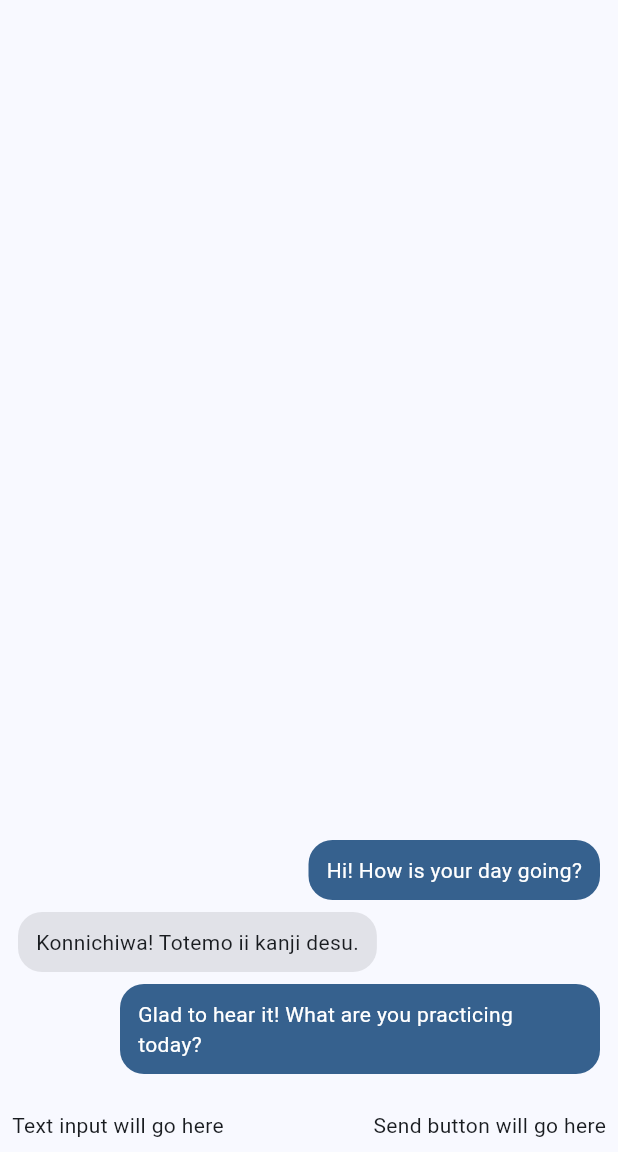
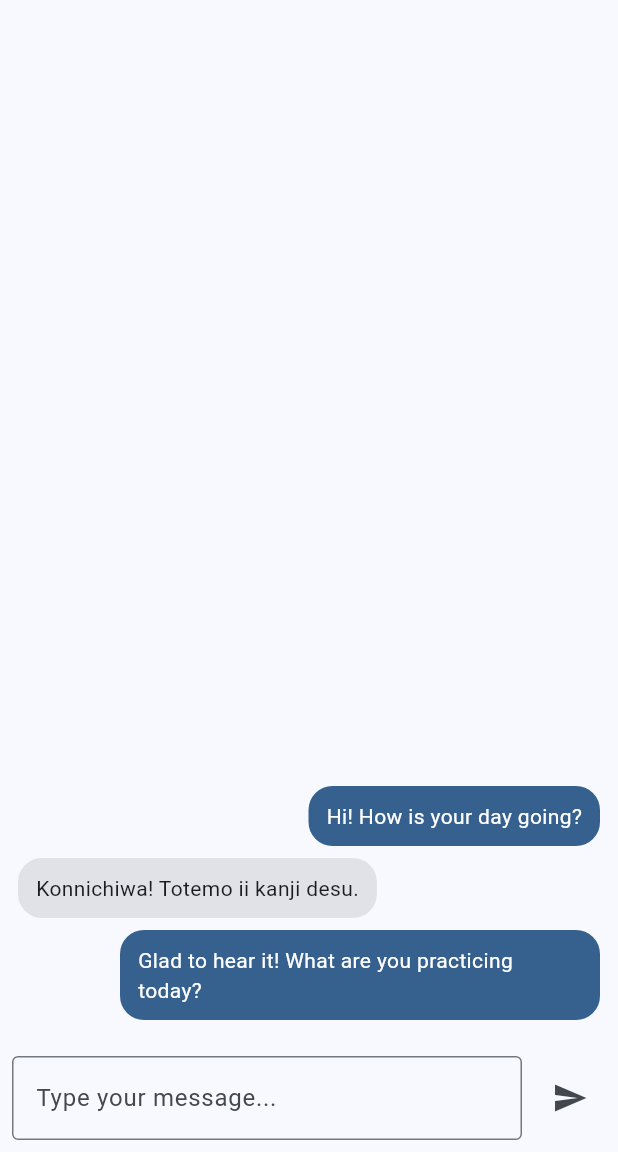
Before and after one commit to drimer/companion-chat-app, a Flutter app: the screen it shows after launch, on a phone screen of 412 x 824 dp, the part 84-1236 px from its top. Run offline on Flutter 3.47's test engine with Material 3 defaults, Android fonts, the phone set to English and light mode, and no system bars.

Commit message:
feat: add user-written test to screen as new message

```diff
--- a/lib/screens/chat_screen.dart
+++ b/lib/screens/chat_screen.dart
@@ -1,5 +1,6 @@
 import 'package:flutter/material.dart';
 import '../models/message.dart';
+import '../widgets/chat_input.dart';
 import '../widgets/message_bubble.dart';
 
 class ChatScreen extends StatefulWidget {
@@ -10,14 +11,50 @@ class ChatScreen extends StatefulWidget {
 }
 
 class _ChatScreenState extends State<ChatScreen> {
-  final List<Message> _messages = const [
+  final ScrollController _scrollController = ScrollController();
+  final List<Message> _messages = List<Message>.of([
     Message(role: 'user', content: 'Hi! How is your day going?'),
     Message(role: 'assistant', content: 'Konnichiwa! Totemo ii kanji desu.'),
     Message(
       role: 'user',
       content: 'Glad to hear it! What are you practicing today?',
     ),
-  ];
+  ]);
+
+  @override
+  void dispose() {
+    _scrollController.dispose();
+    super.dispose();
+  }
+
+  void _addMessage(Message message) {
+    setState(() {
+      _messages.add(message);
+    });
+    WidgetsBinding.instance.addPostFrameCallback((_) {
+      if (!_scrollController.hasClients) {
+        return;
+      }
+      _scrollController.animateTo(
+        0,
+        duration: const Duration(milliseconds: 250),
+        curve: Curves.easeOut,
+      );
+    });
+  }
+
+  void _handleSend(String content) {
+    _addMessage(Message(role: 'user', content: content));
+    Future<void>.delayed(
+      const Duration(seconds: 1),
+      () => _addMessage(
+        Message(
+          role: 'assistant',
+          content: 'Thanks for sharing: $content',
+        ),
+      ),
+    );
+  }
 
   @override
   Widget build(BuildContext context) {
@@ -30,6 +67,7 @@ class _ChatScreenState extends State<ChatScreen> {
         children: [
           Expanded(
             child: ListView.separated(
+              controller: _scrollController,
               padding: const EdgeInsets.symmetric(horizontal: 12, vertical: 16),
               reverse: true,
               itemCount: _messages.length,
@@ -40,15 +78,9 @@ class _ChatScreenState extends State<ChatScreen> {
               },
             ),
           ),
-          const Padding(
-            padding: EdgeInsets.all(8.0),
-            child: Row(
-              children: [
-                Expanded(child: Text('Text input will go here')),
-                SizedBox(width: 8),
-                Text('Send button will go here'),
-              ],
-            ),
+          Padding(
+            padding: const EdgeInsets.all(8.0),
+            child: ChatInput(onSend: _handleSend),
           ),
         ],
       ),
--- /dev/null
+++ b/lib/widgets/chat_input.dart
@@ -0,0 +1,53 @@
+import 'package:flutter/material.dart';
+
+class ChatInput extends StatefulWidget {
+  const ChatInput({super.key, required this.onSend});
+
+  final ValueChanged<String> onSend;
+
+  @override
+  State<ChatInput> createState() => _ChatInputState();
+}
+
+class _ChatInputState extends State<ChatInput> {
+  final TextEditingController _controller = TextEditingController();
+
+  @override
+  void dispose() {
+    _controller.dispose();
+    super.dispose();
+  }
+
+  void _handleSend() {
+    final text = _controller.text.trim();
+    if (text.isEmpty) {
+      return;
+    }
+    widget.onSend(text);
+    _controller.clear();
+  }
+
+  @override
+  Widget build(BuildContext context) {
+    return Row(
+      children: [
+        Expanded(
+          child: TextField(
+            controller: _controller,
+            textInputAction: TextInputAction.send,
+            onSubmitted: (_) => _handleSend(),
+            decoration: const InputDecoration(
+              hintText: 'Type your message...',
+              border: OutlineInputBorder(),
+            ),
+          ),
+        ),
+        const SizedBox(width: 8),
+        IconButton(
+          icon: const Icon(Icons.send),
+          onPressed: _handleSend,
+        ),
+      ],
+    );
+  }
+}
```
Also changed, not shown: 2 other files.
